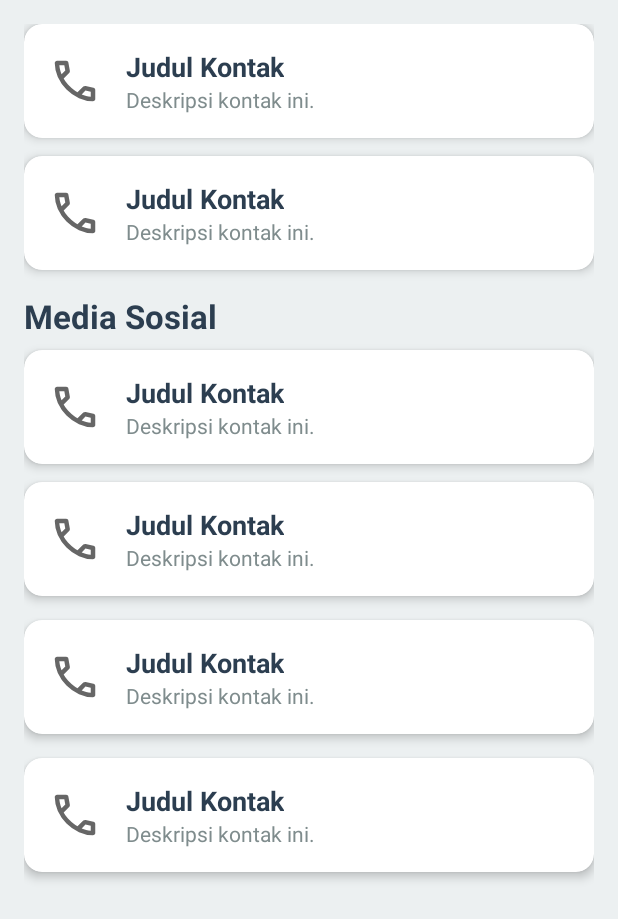
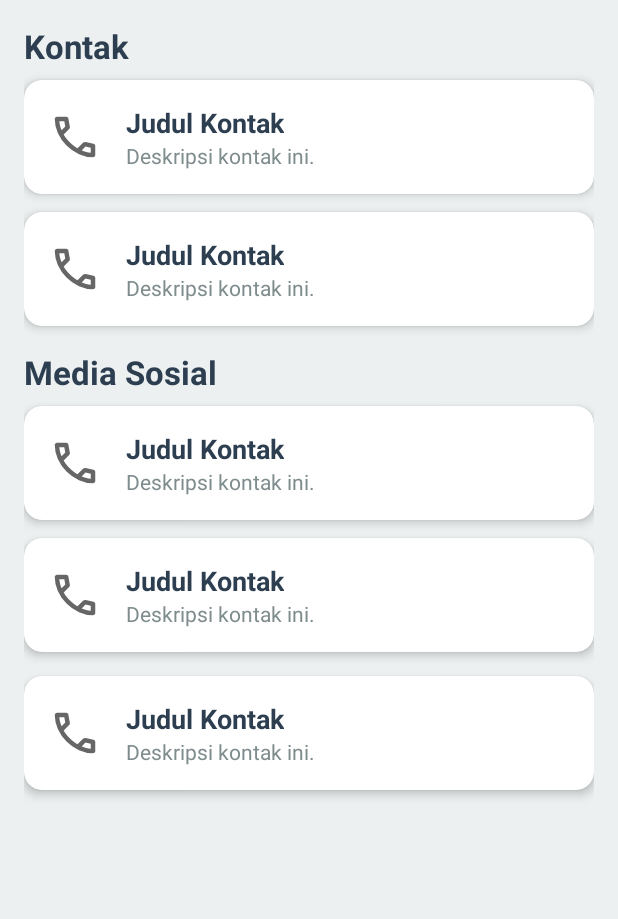
Before and after one commit to barronbrn/MyApps, an Android app: the layout fragment_contact.xml on its own in the app's theme, with its tools: preview values and no code run, on a phone screen of 412 x 824 dp. Shown: the top 919 px of the screen. Run offline under Robolectric (Android 15) with nearby library versions, the phone set to English and light mode, and no system bars.

Commit message:
Final Commit

```diff
--- a/app/src/main/res/layout/fragment_contact.xml
+++ b/app/src/main/res/layout/fragment_contact.xml
@@ -12,6 +12,16 @@
         android:layout_height="wrap_content"
         android:orientation="vertical"
         android:padding="16dp">
+
+        <!-- Judul Contact -->
+        <TextView
+            android:layout_width="match_parent"
+            android:layout_height="wrap_content"
+            android:text="Kontak"
+            android:textSize="22sp"
+            android:textStyle="bold"
+            android:textColor="@color/biru_tua"
+            android:layout_marginBottom="8dp" />
 
         <!-- Bagian Telepon -->
         <include
@@ -39,7 +49,7 @@
             android:textColor="@color/biru_tua"
             android:layout_marginBottom="8dp" />
 
-        <!-- Bagian Facebook -->
+        <!-- Bagian Twitter -->
         <include
             android:id="@+id/contact_option_facebook"
             layout="@layout/item_contact_option"
@@ -55,21 +65,18 @@
             android:layout_height="wrap_content"
             android:layout_marginBottom="16dp" />
 
-        <!-- Bagian Temukan Aku -->
+        <!-- Bagian Instagram -->
         <include
-            android:id="@+id/contact_option_find_me"
+            android:id="@+id/contact_option_instagram"
             layout="@layout/item_contact_option"
             android:layout_width="match_parent"
             android:layout_height="wrap_content"
             android:layout_marginBottom="16dp" />
 
-        <!-- Bagian Tentang Aplikasi -->
-        <include
-            android:id="@+id/contact_option_about_app"
-            layout="@layout/item_contact_option"
-            android:layout_width="match_parent"
-            android:layout_height="wrap_content"
-            android:layout_marginBottom="16dp" />
+
+
+
+
 
     </LinearLayout>
 </ScrollView>
```
